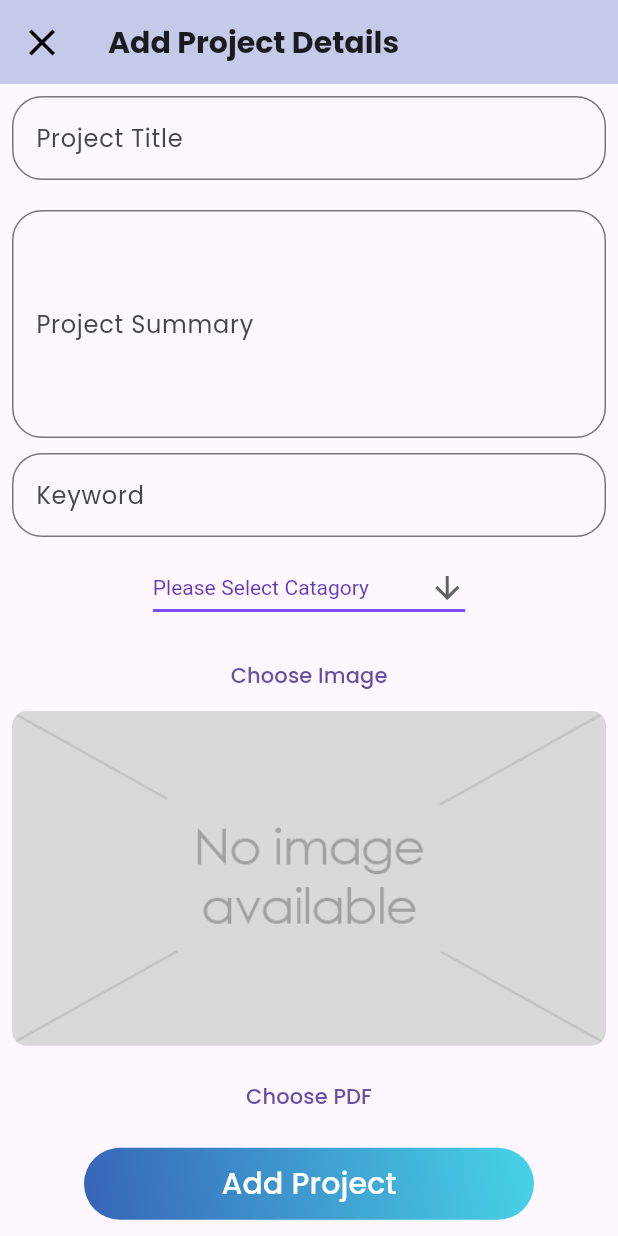
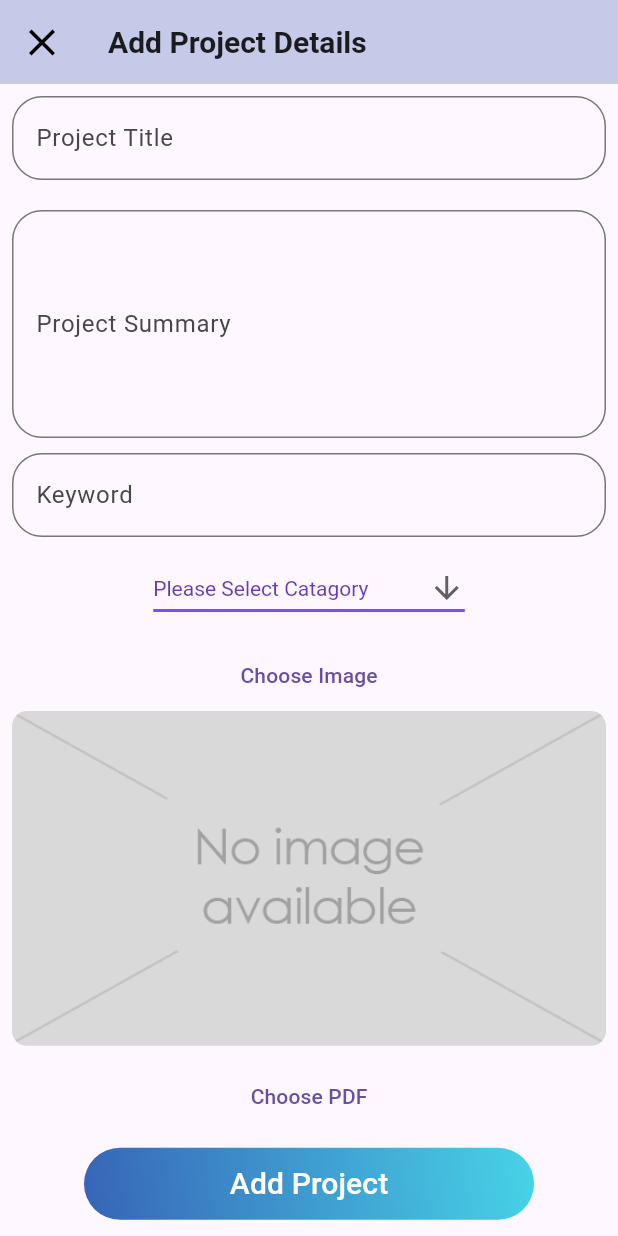
Before and after one commit to nitrotechie/Project-Catalog-new, a Flutter app: the AddProjectScreen screen opened directly, on a phone screen of 412 x 824 dp. Run offline on Flutter 3.47's test engine with Material 3 defaults, Android fonts, the phone set to English and light mode, and no system bars; our stand-ins replace animated_text_kit, cloud_firestore, dio, file_picker, firebase_auth, firebase_core and 6 more; missing offline and left inert: lecle_downloads_path_provider; accounts and stored records are empty; network calls fail.

Commit message:
Updated to Android 14 and Flutter Upgrade

```diff
--- a/lib/screens/add_project.dart
+++ b/lib/screens/add_project.dart
@@ -173,7 +173,7 @@ class _AddProjectScreenState extends State<AddProjectScreen> {
   }
 
   openFile(PlatformFile file) {
-    OpenFilex.open(file.path);
+    OpenFilex.open(file.path!);
   }
 
   @override
@@ -219,7 +219,7 @@ class _AddProjectScreenState extends State<AddProjectScreen> {
                           border: OutlineInputBorder(
                             borderRadius: BorderRadius.circular(20),
                             borderSide: BorderSide(
-                              color: Theme.of(context).buttonColor,
+                              color: Theme.of(context).secondaryHeaderColor,
                             ),
                           ),
                           hintText: "Enter Project Title",
@@ -243,7 +243,7 @@ class _AddProjectScreenState extends State<AddProjectScreen> {
                           border: OutlineInputBorder(
                             borderRadius: BorderRadius.circular(20),
                             borderSide: BorderSide(
-                              color: Theme.of(context).buttonColor,
+                              color: Theme.of(context).secondaryHeaderColor,
                             ),
                           ),
                           hintText: "Enter Project Summary",
@@ -272,7 +272,7 @@ class _AddProjectScreenState extends State<AddProjectScreen> {
                           border: OutlineInputBorder(
                             borderRadius: BorderRadius.circular(20),
                             borderSide: BorderSide(
-                              color: Theme.of(context).buttonColor,
+                              color: Theme.of(context).secondaryHeaderColor,
                             ),
                           ),
                           hintText: "Enter Any Keywords",
--- a/lib/screens/project_detail.dart
+++ b/lib/screens/project_detail.dart
@@ -313,7 +313,7 @@ class _ProjectDetailScreenState extends State<ProjectDetailScreen> {
                                         .showSnackBar(snackBar);
                                   } on DioError catch (e) {
                                     final snackBar = SnackBar(
-                                      content: Text(e.message),
+                                      content: Text(e.message ?? ""),
                                       action: SnackBarAction(
                                         label: "Ok",
                                         // ignore: use_build_context_synchronously
@@ -458,7 +458,7 @@ class _ProjectDetailScreenState extends State<ProjectDetailScreen> {
                               border: OutlineInputBorder(
                                 borderRadius: BorderRadius.circular(20),
                                 borderSide: BorderSide(
-                                  color: Theme.of(context).buttonColor,
+                                  color: Theme.of(context).secondaryHeaderColor,
                                 ),
                               ),
                               hintText: "Add Comment",
--- a/lib/utils/themes.dart
+++ b/lib/utils/themes.dart
@@ -1,5 +1,4 @@
 import 'package:flutter/material.dart';
-import 'package:google_fonts/google_fonts.dart';
 import 'package:project_catalog/utils/theme_prefences.dart';
 
 class MyTheme with ChangeNotifier {
@@ -27,7 +26,6 @@ class MyTheme with ChangeNotifier {
   static ThemeData lightTheme(BuildContext context) => ThemeData(
         secondaryHeaderColor: darkBluishColor,
         primarySwatch: Colors.indigo,
-        fontFamily: GoogleFonts.poppins().fontFamily,
         cardColor: Colors.white,
         canvasColor: Colors.indigo[100],
         buttonTheme: ButtonThemeData(
@@ -42,7 +40,6 @@ class MyTheme with ChangeNotifier {
             color: Colors.black,
           ),
           titleTextStyle: TextStyle(
-            fontFamily: GoogleFonts.poppins().fontFamily,
             fontSize: 25,
           ),
         ),
@@ -58,7 +55,6 @@ class MyTheme with ChangeNotifier {
         brightness: Brightness.dark,
         primarySwatch: Colors.indigo,
         focusColor: Colors.transparent,
-        fontFamily: GoogleFonts.poppins().fontFamily,
         cardColor: Colors.black,
         canvasColor: Colors.grey[900],
         buttonTheme: ButtonThemeData(
@@ -73,7 +69,6 @@ class MyTheme with ChangeNotifier {
             color: Colors.white,
           ),
           titleTextStyle: TextStyle(
-            fontFamily: GoogleFonts.poppins().fontFamily,
             fontSize: 25,
           ),
         ),
```
Also changed, not shown: pubspec.yaml (+13 -13 lines), pubspec.lock, 20 other files.
